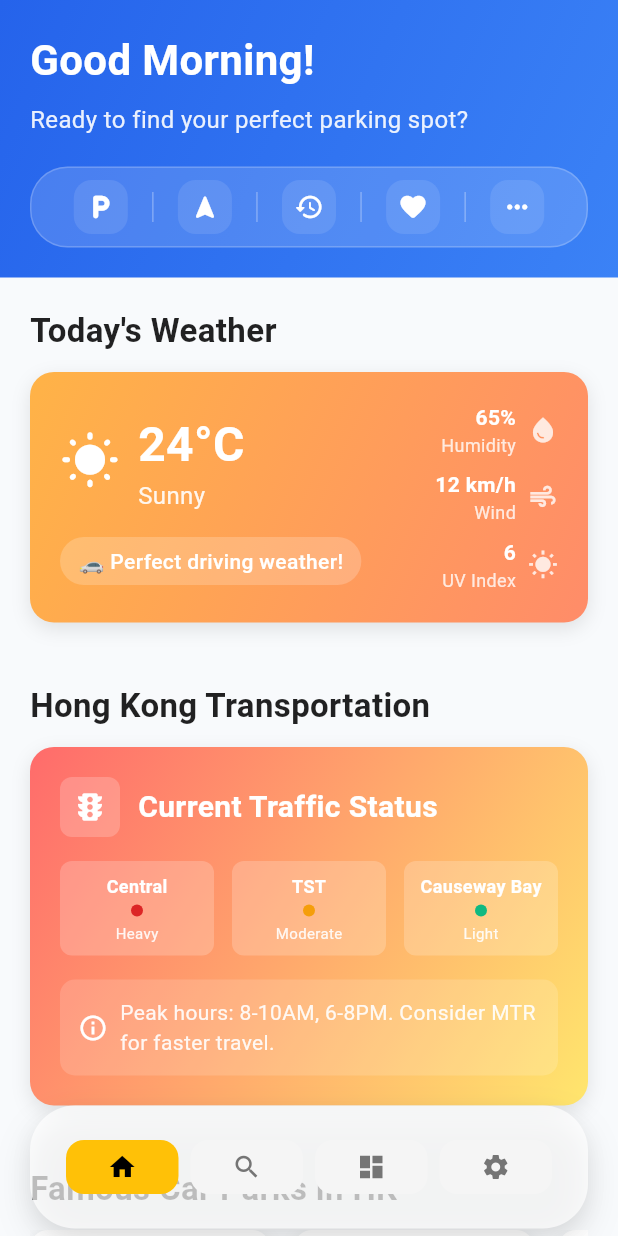
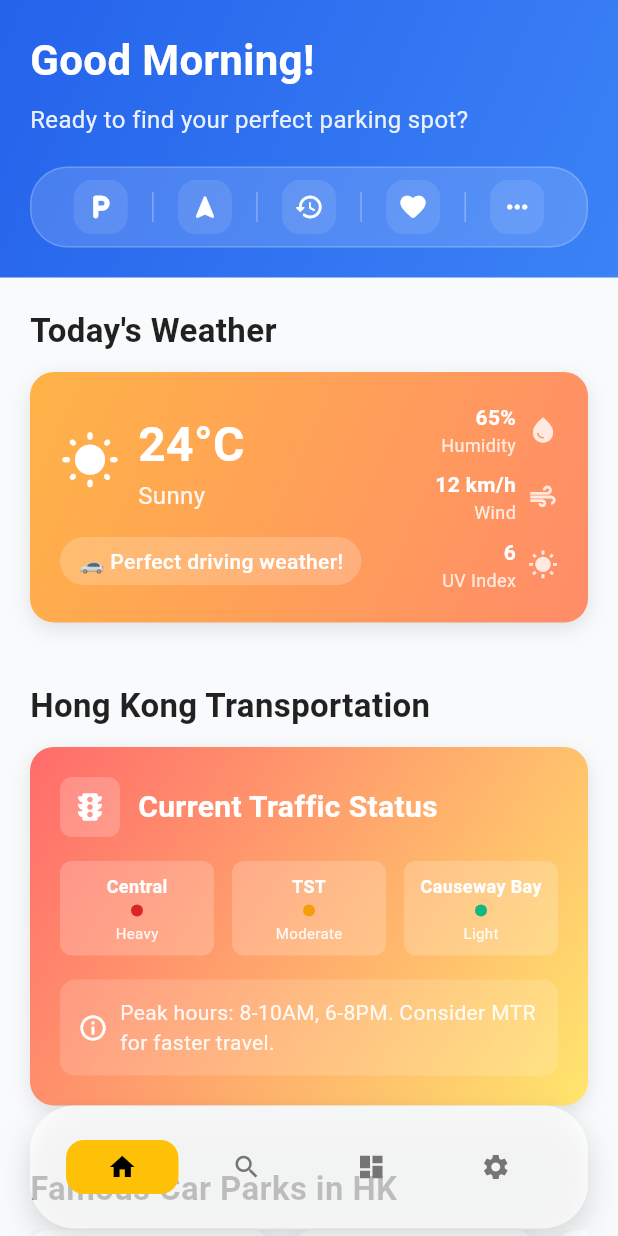
Before and after one commit to yky32/depozio-app, a Flutter app: the screen it shows after launch, on a phone screen of 412 x 824 dp. Run offline on Flutter 3.47's test engine with Material 3 defaults, Android fonts, the phone set to English and light mode, and no system bars; our stand-ins replace dio, equatable, flutter_bloc, flutter_dotenv, flutter_form_builder, flutter_secure_storage and 3 more; network calls fail.

Commit message:
fix transparent

```diff
--- a/lib/widgets/nav_bar/nav_bar_members_widget.dart
+++ b/lib/widgets/nav_bar/nav_bar_members_widget.dart
@@ -67,7 +67,7 @@ class NavBarMembersWidget extends StatelessWidget {
           duration: const Duration(milliseconds: 200),
           padding: const EdgeInsets.all(8),
           decoration: BoxDecoration(
-            color: isSelected ? const Color(0xFFFFC107) : Colors.grey[100],
+            color: isSelected ? const Color(0xFFFFC107) : Colors.transparent,
             borderRadius: BorderRadius.circular(12),
           ),
           child: Icon(
```
